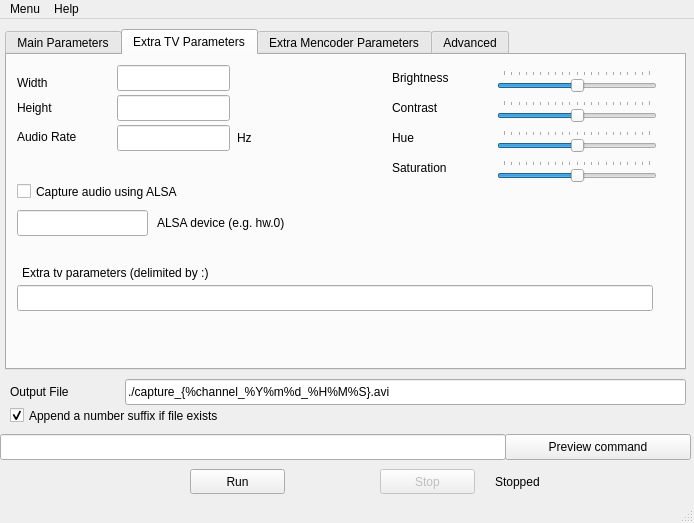
Qt form src/ui/mtvcgui.ui (sbruno/mtvcgui) before a commit.
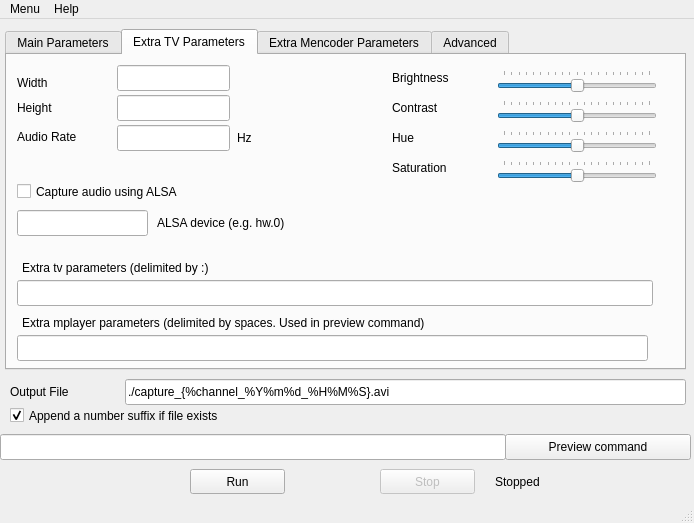
The same form after that commit. The open tabs and pages were chosen to show the change.

Commit message: Adding text field for extra mplayer parameters

```diff
--- a/src/ui/mtvcgui.ui
+++ b/src/ui/mtvcgui.ui
@@ -1174,7 +1174,7 @@
       <property name="geometry">
        <rect>
         <x>15</x>
-        <y>210</y>
+        <y>205</y>
         <width>521</width>
         <height>16</height>
        </rect>
@@ -1187,7 +1187,7 @@
       <property name="geometry">
        <rect>
         <x>10</x>
-        <y>230</y>
+        <y>225</y>
         <width>636</width>
         <height>26</height>
        </rect>
@@ -1477,6 +1477,29 @@
        <string>Saturation</string>
       </property>
      </widget>
+     <widget class="QLineEdit" name="extramplayerparms">
+      <property name="geometry">
+       <rect>
+        <x>10</x>
+        <y>280</y>
+        <width>631</width>
+        <height>26</height>
+       </rect>
+      </property>
+     </widget>
+     <widget class="QLabel" name="label_33">
+      <property name="geometry">
+       <rect>
+        <x>15</x>
+        <y>260</y>
+        <width>646</width>
+        <height>16</height>
+       </rect>
+      </property>
+      <property name="text">
+       <string>Extra mplayer parameters (delimited by spaces. Used in preview command)</string>
+      </property>
+     </widget>
     </widget>
     <widget class="QWidget" name="tab_3">
      <attribute name="title">
```
The commit also changes 3 other files.
